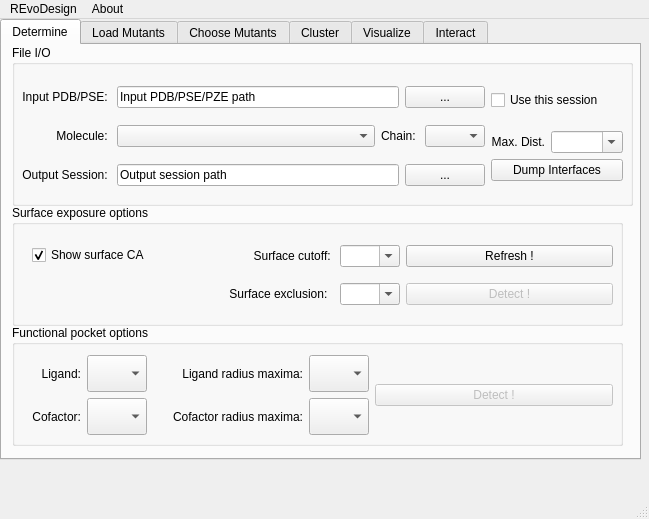
This is REvoDesign/UI/REvoDesign-PyMOL.ui in YaoYinYing/REvoDesign as Qt 5 draws it before an edit. The edited form follows.
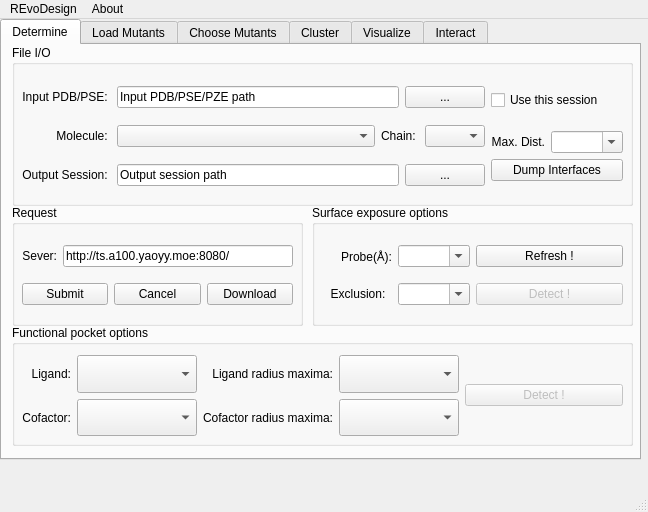
This is the edited form.

Commit message: Add PSSM_GREMLIN Server accessing

Patch:
```diff
--- a/REvoDesign/UI/REvoDesign-PyMOL.ui
+++ b/REvoDesign/UI/REvoDesign-PyMOL.ui
@@ -6,8 +6,8 @@
    <rect>
     <x>0</x>
     <y>0</y>
-    <width>649</width>
-    <height>519</height>
+    <width>648</width>
+    <height>512</height>
    </rect>
   </property>
   <property name="sizePolicy">
@@ -282,7 +282,7 @@
        <rect>
         <x>10</x>
         <y>280</y>
-        <width>611</width>
+        <width>621</width>
         <height>121</height>
        </rect>
       </property>
@@ -292,43 +292,29 @@
       <widget class="QWidget" name="horizontalLayoutWidget">
        <property name="geometry">
         <rect>
-         <x>20</x>
+         <x>10</x>
          <y>30</y>
-         <width>581</width>
-         <height>80</height>
+         <width>601</width>
+         <height>81</height>
         </rect>
        </property>
        <layout class="QHBoxLayout" name="horizontalLayout_2">
         <item>
          <layout class="QGridLayout" name="gridLayout_5">
-          <item row="0" column="0">
-           <widget class="QLabel" name="label_ligand_sel">
-            <property name="text">
-             <string>Ligand:</string>
-            </property>
-            <property name="alignment">
-             <set>Qt::AlignRight|Qt::AlignTrailing|Qt::AlignVCenter</set>
-            </property>
-           </widget>
-          </item>
-          <item row="1" column="0">
-           <widget class="QLabel" name="label_cofactor_sel">
-            <property name="text">
-             <string>Cofactor:</string>
-            </property>
-            <property name="alignment">
-             <set>Qt::AlignRight|Qt::AlignTrailing|Qt::AlignVCenter</set>
-            </property>
-           </widget>
-          </item>
           <item row="0" column="1">
            <widget class="QComboBox" name="comboBox_ligand_sel">
             <property name="sizePolicy">
-             <sizepolicy hsizetype="Preferred" vsizetype="Preferred">
+             <sizepolicy hsizetype="Fixed" vsizetype="Preferred">
               <horstretch>0</horstretch>
               <verstretch>0</verstretch>
              </sizepolicy>
             </property>
+            <property name="minimumSize">
+             <size>
+              <width>120</width>
+              <height>0</height>
+             </size>
+            </property>
             <property name="maximumSize">
              <size>
               <width>60</width>
@@ -337,23 +323,17 @@
             </property>
            </widget>
           </item>
-          <item row="0" column="4">
-           <widget class="QComboBox" name="comboBox_ligand_radius">
-            <property name="sizePolicy">
-             <sizepolicy hsizetype="Preferred" vsizetype="Preferred">
-              <horstretch>0</horstretch>
-              <verstretch>0</verstretch>
-             </sizepolicy>
+          <item row="1" column="2">
+           <widget class="QLabel" name="label_cofactor_radius">
+            <property name="text">
+             <string>Cofactor radius maxima:</string>
             </property>
-            <property name="maximumSize">
-             <size>
-              <width>60</width>
-              <height>16777215</height>
-             </size>
+            <property name="alignment">
+             <set>Qt::AlignRight|Qt::AlignTrailing|Qt::AlignVCenter</set>
             </property>
            </widget>
           </item>
-          <item row="0" column="3">
+          <item row="0" column="2">
            <widget class="QLabel" name="label_ligand_radius">
             <property name="text">
              <string>Ligand radius maxima:</string>
@@ -363,30 +343,20 @@
             </property>
            </widget>
           </item>
-          <item row="1" column="1">
-           <widget class="QComboBox" name="comboBox_cofactor_sel">
-            <property name="sizePolicy">
-             <sizepolicy hsizetype="Preferred" vsizetype="Preferred">
-              <horstretch>0</horstretch>
-              <verstretch>0</verstretch>
-             </sizepolicy>
-            </property>
-            <property name="maximumSize">
-             <size>
-              <width>60</width>
-              <height>16777215</height>
-             </size>
-            </property>
-           </widget>
-          </item>
-          <item row="1" column="4">
+          <item row="1" column="3">
            <widget class="QComboBox" name="comboBox_cofactor_radius">
             <property name="sizePolicy">
-             <sizepolicy hsizetype="Preferred" vsizetype="Preferred">
+             <sizepolicy hsizetype="Fixed" vsizetype="Preferred">
               <horstretch>0</horstretch>
               <verstretch>0</verstretch>
              </sizepolicy>
             </property>
+            <property name="minimumSize">
+             <size>
+              <width>120</width>
+              <height>0</height>
+             </size>
+            </property>
             <property name="maximumSize">
              <size>
               <width>60</width>
@@ -395,28 +365,69 @@
             </property>
            </widget>
           </item>
-          <item row="1" column="3">
-           <widget class="QLabel" name="label_cofactor_radius">
+          <item row="1" column="0">
+           <widget class="QLabel" name="label_cofactor_sel">
             <property name="text">
-             <string>Cofactor radius maxima:</string>
+             <string>Cofactor:</string>
             </property>
             <property name="alignment">
              <set>Qt::AlignRight|Qt::AlignTrailing|Qt::AlignVCenter</set>
             </property>
            </widget>
           </item>
-          <item row="0" column="2" rowspan="2">
-           <spacer name="verticalSpacer">
-            <property name="orientation">
-             <enum>Qt::Vertical</enum>
+          <item row="0" column="0">
+           <widget class="QLabel" name="label_ligand_sel">
+            <property name="text">
+             <string>Ligand:</string>
             </property>
-            <property name="sizeHint" stdset="0">
+            <property name="alignment">
+             <set>Qt::AlignRight|Qt::AlignTrailing|Qt::AlignVCenter</set>
+            </property>
+           </widget>
+          </item>
+          <item row="0" column="3">
+           <widget class="QComboBox" name="comboBox_ligand_radius">
+            <property name="sizePolicy">
+             <sizepolicy hsizetype="Fixed" vsizetype="Preferred">
+              <horstretch>0</horstretch>
+              <verstretch>0</verstretch>
+             </sizepolicy>
+            </property>
+            <property name="minimumSize">
              <size>
-              <width>20</width>
-              <height>40</height>
+              <width>120</width>
+              <height>0</height>
              </size>
             </property>
-           </spacer>
+            <property name="maximumSize">
+             <size>
+              <width>60</width>
+              <height>16777215</height>
+             </size>
+            </property>
+           </widget>
+          </item>
+          <item row="1" column="1">
+           <widget class="QComboBox" name="comboBox_cofactor_sel">
+            <property name="sizePolicy">
+             <sizepolicy hsizetype="Fixed" vsizetype="Preferred">
+              <horstretch>0</horstretch>
+              <verstretch>0</verstretch>
+             </sizepolicy>
+            </property>
+            <property name="minimumSize">
+             <size>
+              <width>120</width>
+              <height>0</height>
+             </size>
+            </property>
+            <property name="maximumSize">
+             <size>
+              <width>60</width>
+              <height>16777215</height>
+             </size>
+            </property>
+           </widget>
           </item>
          </layout>
         </item>
@@ -436,9 +447,9 @@
      <widget class="QGroupBox" name="groupBox_surface">
       <property name="geometry">
        <rect>
-        <x>10</x>
+        <x>310</x>
         <y>160</y>
-        <width>611</width>
+        <width>321</width>
         <height>121</height>
        </rect>
       </property>
@@ -451,9 +462,9 @@
       <widget class="QWidget" name="horizontalLayoutWidget_2">
        <property name="geometry">
         <rect>
-         <x>180</x>
+         <x>10</x>
          <y>30</y>
-         <width>421</width>
+         <width>301</width>
          <height>81</height>
         </rect>
        </property>
@@ -463,14 +474,14 @@
           <item row="1" column="1">
            <widget class="QComboBox" name="comboBox_surface_exclusion">
             <property name="sizePolicy">
-             <sizepolicy hsizetype="Preferred" vsizetype="Fixed">
+             <sizepolicy hsizetype="Maximum" vsizetype="Fixed">
               <horstretch>0</horstretch>
               <verstretch>0</verstretch>
              </sizepolicy>
             </property>
             <property name="maximumSize">
              <size>
-              <width>60</width>
+              <width>100</width>
               <height>16777215</height>
              </size>
             </property>
@@ -488,7 +499,7 @@
           <item row="0" column="0">
            <widget class="QLabel" name="label_surface_cutoff">
             <property name="text">
-             <string>Surface cutoff: </string>
+             <string>Probe(Å):</string>
             </property>
             <property name="alignment">
              <set>Qt::AlignRight|Qt::AlignTrailing|Qt::AlignVCenter</set>
@@ -498,7 +509,7 @@
           <item row="1" column="0">
            <widget class="QLabel" name="label_surface_exclusion">
             <property name="text">
-             <string>Surface exclusion:  </string>
+             <string>Exclusion:  </string>
             </property>
             <property name="alignment">
              <set>Qt::AlignRight|Qt::AlignTrailing|Qt::AlignVCenter</set>
@@ -508,14 +519,14 @@
           <item row="0" column="1">
            <widget class="QComboBox" name="comboBox_surface_cutoff">
             <property name="sizePolicy">
-             <sizepolicy hsizetype="Preferred" vsizetype="Fixed">
+             <sizepolicy hsizetype="Maximum" vsizetype="Fixed">
               <horstretch>0</horstretch>
               <verstretch>0</verstretch>
              </sizepolicy>
             </property>
             <property name="maximumSize">
              <size>
-              <width>60</width>
+              <width>100</width>
               <height>16777215</height>
              </size>
             </property>
@@ -558,21 +569,76 @@
         </item>
        </layout>
       </widget>
-      <widget class="QCheckBox" name="checkBox_show_surf_CA">
+     </widget>
+     <widget class="QGroupBox" name="groupBox_3">
+      <property name="geometry">
+       <rect>
+        <x>10</x>
+        <y>160</y>
+        <width>291</width>
+        <height>121</height>
+       </rect>
+      </property>
+      <property name="title">
+       <string>Request</string>
+      </property>
+      <widget class="QWidget" name="verticalLayoutWidget_10">
        <property name="geometry">
         <rect>
-         <x>20</x>
-         <y>40</y>
-         <width>177</width>
-         <height>20</height>
+         <x>10</x>
+         <y>30</y>
+         <width>271</width>
+         <height>80</height>
         </rect>
        </property>
-       <property name="text">
-        <string>Show surface CA</string>
-       </property>
-       <property name="checked">
-        <bool>true</bool>
-       </property>
+       <layout class="QVBoxLayout" name="verticalLayout_21">
+        <item>
+         <layout class="QHBoxLayout" name="horizontalLayout_66">
+          <item>
+           <widget class="QLabel" name="label_molecule_7">
+            <property name="text">
+             <string>Sever:</string>
+            </property>
+            <property name="alignment">
+             <set>Qt::AlignRight|Qt::AlignTrailing|Qt::AlignVCenter</set>
+            </property>
+           </widget>
+          </item>
+          <item>
+           <widget class="QLineEdit" name="lineEdit_pssm_gremlin_url">
+            <property name="text">
+             <string>http://ts.a100.yaoyy.moe:8080/</string>
+            </property>
+           </widget>
+          </item>
+         </layout>
+        </item>
+        <item>
+         <layout class="QHBoxLayout" name="horizontalLayout_65">
+          <item>
+           <widget class="QPushButton" name="pushButton_submit_pssm_gremlin_job">
+            <property name="text">
+             <string>Submit</string>
+            </property>
+           </widget>
+          </item>
+          <item>
+           <widget class="QPushButton" name="pushButton_cancel_pssm_gremlin_job">
+            <property name="text">
+             <string>Cancel</string>
+            </property>
+           </widget>
+          </item>
+          <item>
+           <widget class="QPushButton" name="pushButton_download_pssm_gremlin_job">
+            <property name="text">
+             <string>Download</string>
+            </property>
+           </widget>
+          </item>
+         </layout>
+        </item>
+       </layout>
       </widget>
      </widget>
     </widget>
@@ -2633,7 +2699,7 @@
     <rect>
      <x>0</x>
      <y>0</y>
-     <width>649</width>
+     <width>648</width>
      <height>37</height>
     </rect>
    </property>
```
Left out of the diff: 116 changed lines with no effect on the pictures. The commit also changes 4 other files.
